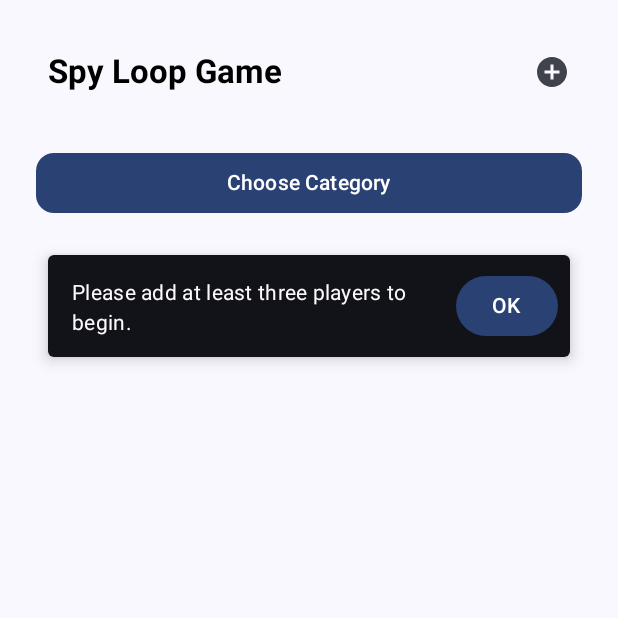
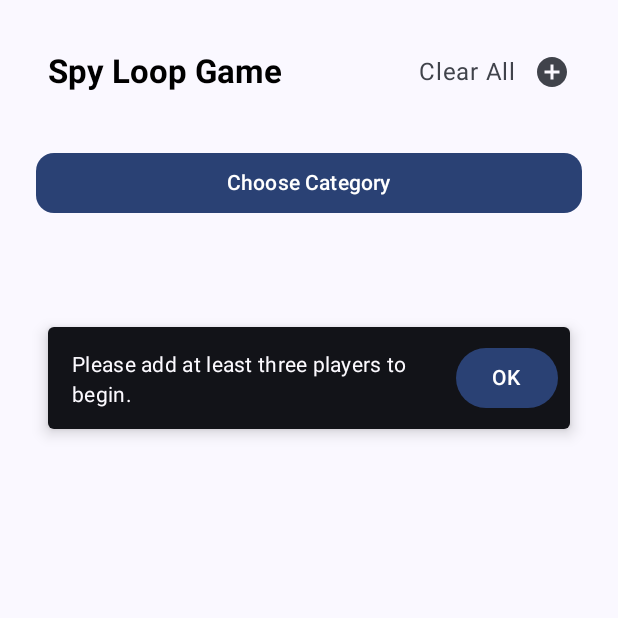
Before and after one commit to deepitc/SpyLoop, an Android app built with Jetpack Compose: the screen it shows after launch (MainActivity), after a tap on "Choose Category", on a phone screen of 412 x 824 dp, the top half of it. Run offline under Robolectric (Android 15) with nearby library versions, the phone set to English and light mode, and no system bars; our stand-ins replace Dagger/Hilt's generated code.

Commit message:
Added clear all button

```diff
--- a/app/src/main/java/hu/ait/spyloop/data/Player.kt
+++ b/app/src/main/java/hu/ait/spyloop/data/Player.kt
@@ -2,5 +2,6 @@ package hu.ait.spyloop.data
 
 data class Player(
     val name: String,
-    var outOfLoop: Boolean
+    var outOfLoop: Boolean,
+    var votes: Int
 )
--- a/app/src/main/java/hu/ait/spyloop/ui/screen/StartScreen.kt
+++ b/app/src/main/java/hu/ait/spyloop/ui/screen/StartScreen.kt
@@ -59,6 +59,12 @@ fun StartScreen(
                     )
                 },
                 actions = {
+                    Text(
+                        text = "Clear All",
+                        modifier = Modifier.clickable {
+                            StartViewModel.clearAllPlayers()
+                        }
+                    )
                     IconButton(onClick = { showAddPlayerDialog = true }) {
                         Icon(Icons.Filled.AddCircle, null)
                     }
@@ -95,6 +101,27 @@ fun StartScreen(
                 )
             ) {
                 Text(text = "Choose Category")
+            }
+
+            Button(
+                onClick = {
+                    val players = startViewModel.getAllPlayers()
+
+                    if (players.size > 2) {
+                        onNavigateToCategoriesScreen()
+                    } else {
+                        showErrorSnackbar = true
+                    }
+                },
+                modifier = Modifier
+                    .fillMaxWidth()
+                    .padding(8.dp),
+                shape = MaterialTheme.shapes.medium,
+                colors = ButtonDefaults.buttonColors(
+                    contentColor = MaterialTheme.colorScheme.onPrimary
+                )
+            ) {
+                Text(text = "Vote")
             }
         }
 
@@ -220,7 +247,8 @@ private fun AddNewPlayer(
                             startViewModel.addPlayer(
                                 Player(
                                     playerName,
-                                    false
+                                    false,
+                                    0
                                 )
                             )
                             onDialogDismiss()
--- a/app/src/main/java/hu/ait/spyloop/ui/screen/StartViewModel.kt
+++ b/app/src/main/java/hu/ait/spyloop/ui/screen/StartViewModel.kt
@@ -15,6 +15,10 @@ class StartViewModel @Inject constructor(
 
     companion object {
         var _players = mutableStateListOf<Player>()
+
+        fun clearAllPlayers() {
+            _players.clear()
+        }
     }
 
     fun getAllCategories(): List<String>{
```
